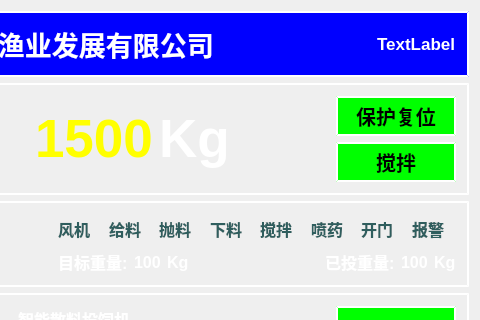
This is chengyi_Qt4linux/widget.ui in wsh01/batch-feeder as Qt 5 draws it before an edit; both pictures show x 215 to 695 and y 0 to 320 of the 695 by 498 pixel window. The edited form follows.
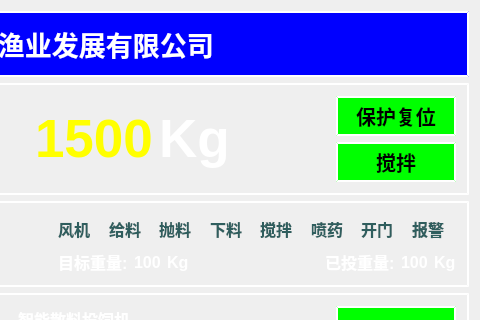
This is the edited form. Custom widgets are drawn as their Qt base class.

```diff
--- a/chengyi_Qt4linux/widget.ui
+++ b/chengyi_Qt4linux/widget.ui
@@ -10,7 +10,7 @@
     <x>0</x>
     <y>0</y>
     <width>695</width>
-    <height>480</height>
+    <height>486</height>
    </rect>
   </property>
   <property name="font">
@@ -74,7 +74,7 @@
        <widget class="QLabel" name="label_date">
         <property name="font">
          <font>
-          <pointsize>13</pointsize>
+          <pointsize>15</pointsize>
           <weight>75</weight>
           <bold>true</bold>
          </font>
@@ -83,7 +83,7 @@
          <string notr="true">QLabel{color:rgb(255, 255, 255);}</string>
         </property>
         <property name="text">
-         <string>TextLabel</string>
+         <string/>
         </property>
        </widget>
       </item>
@@ -1125,6 +1125,13 @@
   </layout>
  </widget>
  <layoutdefault spacing="6" margin="11"/>
+ <customwidgets>
+  <customwidget>
+   <class>DataTimeShow</class>
+   <extends>QLabel</extends>
+   <header>datatimeshow.h</header>
+  </customwidget>
+ </customwidgets>
  <resources/>
  <connections/>
 </ui>
```
Left out of the diff: 2 changed lines with no effect on the pictures.
